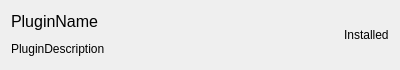
theshadyx13/Havoc_Custom, file client/data/design/HcMarketPluginItem.ui: the form before one commit.
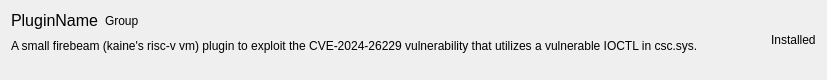
The form after the commit.

Commit message:
feat(client): register local installed plugins
the ability of registering locally installed plugins into the client has
been added by adding custom plugins into the "~/.havoc/client/plugins/"
directory.

What changed in the file:
```diff
--- a/client/data/design/HcMarketPluginItem.ui
+++ b/client/data/design/HcMarketPluginItem.ui
@@ -6,35 +6,40 @@
    <rect>
     <x>0</x>
     <y>0</y>
-    <width>400</width>
-    <height>70</height>
+    <width>827</width>
+    <height>80</height>
    </rect>
   </property>
   <property name="windowTitle">
    <string>Form</string>
   </property>
-  <layout class="QGridLayout" name="gridLayout" rowstretch="0,0" columnstretch="1,0">
-   <item row="1" column="0">
-    <widget class="QLabel" name="LabelDescription">
-     <property name="text">
-      <string>PluginDescription</string>
+  <layout class="QGridLayout" name="gridLayout" rowstretch="0,0" columnstretch="1,0,0,0,0,0,0,0">
+   <item row="0" column="1">
+    <widget class="QLabel" name="LableGroup">
+     <property name="sizePolicy">
+      <sizepolicy hsizetype="Maximum" vsizetype="Minimum">
+       <horstretch>0</horstretch>
+       <verstretch>0</verstretch>
+      </sizepolicy>
      </property>
-    </widget>
-   </item>
-   <item row="0" column="0">
-    <widget class="QLabel" name="LabelName">
      <property name="text">
-      <string>&lt;html&gt;&lt;head/&gt;&lt;body&gt;&lt;p&gt;&lt;span style=&quot; font-size:12pt;&quot;&gt;PluginName&lt;/span&gt;&lt;/p&gt;&lt;/body&gt;&lt;/html&gt;</string>
+      <string>Group</string>
      </property>
     </widget>
    </item>
-   <item row="0" column="1" rowspan="2">
+   <item row="0" column="7" rowspan="2">
     <layout class="QGridLayout" name="GridLayout" rowstretch="0">
      <property name="sizeConstraint">
       <enum>QLayout::SetDefaultConstraint</enum>
      </property>
      <item row="0" column="0">
       <widget class="QLabel" name="LabelInstalled">
+       <property name="sizePolicy">
+        <sizepolicy hsizetype="Maximum" vsizetype="Maximum">
+         <horstretch>0</horstretch>
+         <verstretch>0</verstretch>
+        </sizepolicy>
+       </property>
        <property name="text">
         <string>Installed</string>
        </property>
@@ -42,6 +47,46 @@
      </item>
     </layout>
    </item>
+   <item row="0" column="0">
+    <widget class="QLabel" name="LabelName">
+     <property name="sizePolicy">
+      <sizepolicy hsizetype="Maximum" vsizetype="Maximum">
+       <horstretch>0</horstretch>
+       <verstretch>0</verstretch>
+      </sizepolicy>
+     </property>
+     <property name="text">
+      <string>&lt;html&gt;&lt;head/&gt;&lt;body&gt;&lt;p&gt;&lt;span style=&quot; font-size:12pt;&quot;&gt;PluginName&lt;/span&gt;&lt;/p&gt;&lt;/body&gt;&lt;/html&gt;</string>
+     </property>
+    </widget>
+   </item>
+   <item row="1" column="0" colspan="7">
+    <widget class="QLabel" name="LabelDescription">
+     <property name="sizePolicy">
+      <sizepolicy hsizetype="Minimum" vsizetype="Minimum">
+       <horstretch>0</horstretch>
+       <verstretch>0</verstretch>
+      </sizepolicy>
+     </property>
+     <property name="text">
+      <string>A small firebeam (kaine's risc-v vm) plugin to exploit the CVE-2024-26229 vulnerability that utilizes a vulnerable IOCTL in csc.sys.
+</string>
+     </property>
+    </widget>
+   </item>
+   <item row="0" column="2" colspan="5">
+    <spacer name="horizontalSpacer">
+     <property name="orientation">
+      <enum>Qt::Horizontal</enum>
+     </property>
+     <property name="sizeHint" stdset="0">
+      <size>
+       <width>40</width>
+       <height>20</height>
+      </size>
+     </property>
+    </spacer>
+   </item>
   </layout>
  </widget>
  <resources/>
```
The commit also changes 10 other files.
